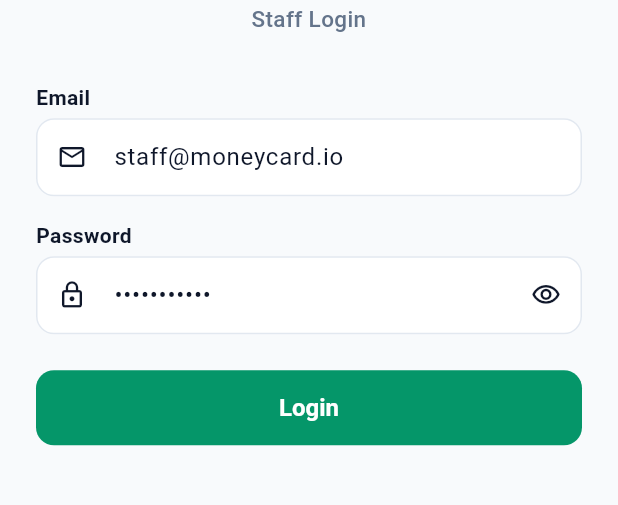
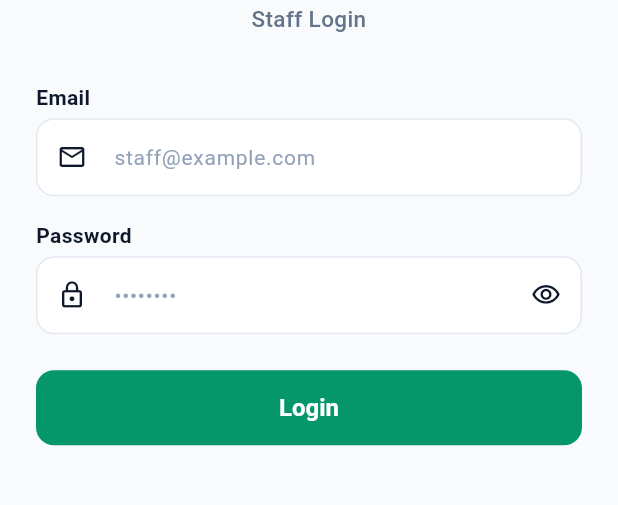
Before and after one commit to damiencloud/Money-Card-web-app, a Flutter app: the screen it shows after launch, on a phone screen of 412 x 824 dp, the part 490-995 px from its top. Run offline on Flutter 3.47's test engine with Material 3 defaults, Android fonts, the phone set to English and light mode, and no system bars; our stand-ins replace dio, flutter_riverpod, flutter_secure_storage, go_router, pdf, permission_handler and 2 more; missing offline and left inert: mobile_scanner; network calls fail; project files that could hold a hidden picture were left out.

Commit message:
fix(flutter): remove pre-filled default email and password from staff login screen

```diff
--- a/Flutter Money card/lib/features/auth/login_screen.dart
+++ b/Flutter Money card/lib/features/auth/login_screen.dart
@@ -14,8 +14,8 @@
 
 class _LoginScreenState extends ConsumerState<LoginScreen> {
   final _formKey = GlobalKey<FormState>();
-  final _emailController = TextEditingController(text: 'staff@moneycard.io');
-  final _passwordController = TextEditingController(text: 'password123');
+  final _emailController = TextEditingController();
+  final _passwordController = TextEditingController();
   bool _obscurePassword = true;
 
   // Standard email validation pattern
```
